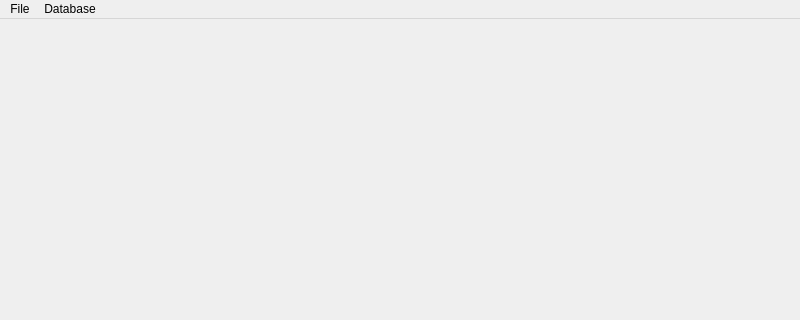
This is BaseballTour/mainwindow.ui in ethanl21/BaseballTour as Qt 5 draws it before an edit; both pictures show x 0 to 800 and y 0 to 320 of the 800 by 600 pixel window. The edited form follows.
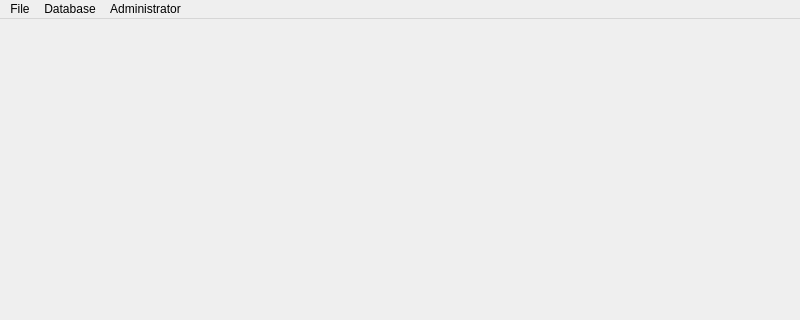
This is the edited form.

The edit to the form file:
```diff
--- a/BaseballTour/mainwindow.ui
+++ b/BaseballTour/mainwindow.ui
@@ -34,8 +34,15 @@
     </property>
     <addaction name="actionView_Database"/>
    </widget>
+   <widget class="QMenu" name="menuAdministrator">
+    <property name="title">
+     <string>Administrator</string>
+    </property>
+    <addaction name="actionLog_In"/>
+   </widget>
    <addaction name="menuFile"/>
    <addaction name="menuDatabase"/>
+   <addaction name="menuAdministrator"/>
   </widget>
   <widget class="QStatusBar" name="statusbar"/>
   <action name="actionView_Database">
```
Left out of the diff: 5 changed lines with no effect on the pictures.
